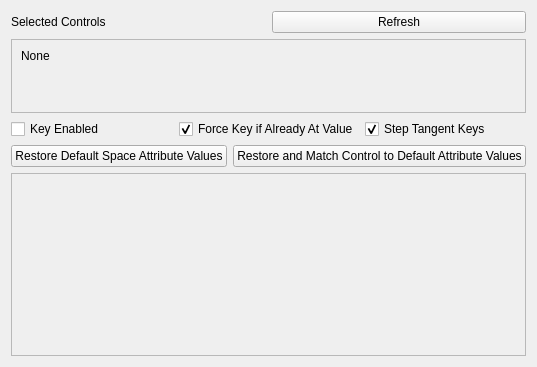
Before: the Qt Designer form ILLMayaSpaceSwitcher/ILLMayaSpaceSwitcherManager.ui in ill/ILLMayaSpaceSwitcher, drawn with Qt 5.
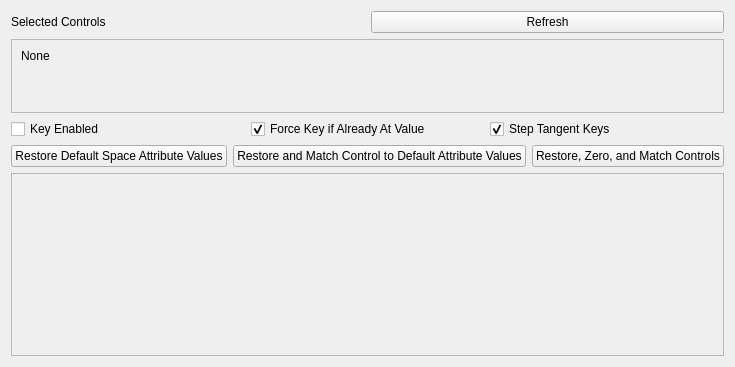
After: the same form once the commit is applied.

Commit message: Got the matching version working.

What changed in the file:
```diff
--- a/ILLMayaSpaceSwitcher/ILLMayaSpaceSwitcherManager.ui
+++ b/ILLMayaSpaceSwitcher/ILLMayaSpaceSwitcherManager.ui
@@ -151,6 +151,16 @@
        </property>
       </widget>
      </item>
+     <item>
+      <widget class="QPushButton" name="btn_restoreZeroAndMatchDefaultAttributes">
+       <property name="toolTip">
+        <string>This does the same thing as the other two, but also zeroes out all the space objects</string>
+       </property>
+       <property name="text">
+        <string>Restore, Zero, and Match Controls</string>
+       </property>
+      </widget>
+     </item>
     </layout>
    </item>
    <item>
```
The commit also changes 2 other files.
